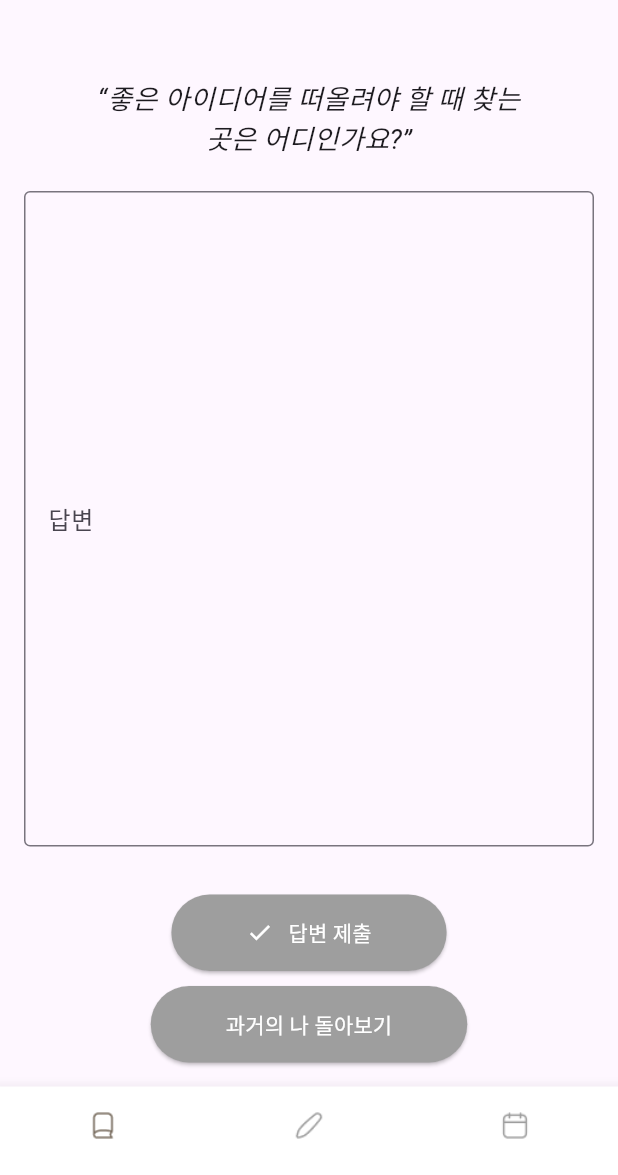
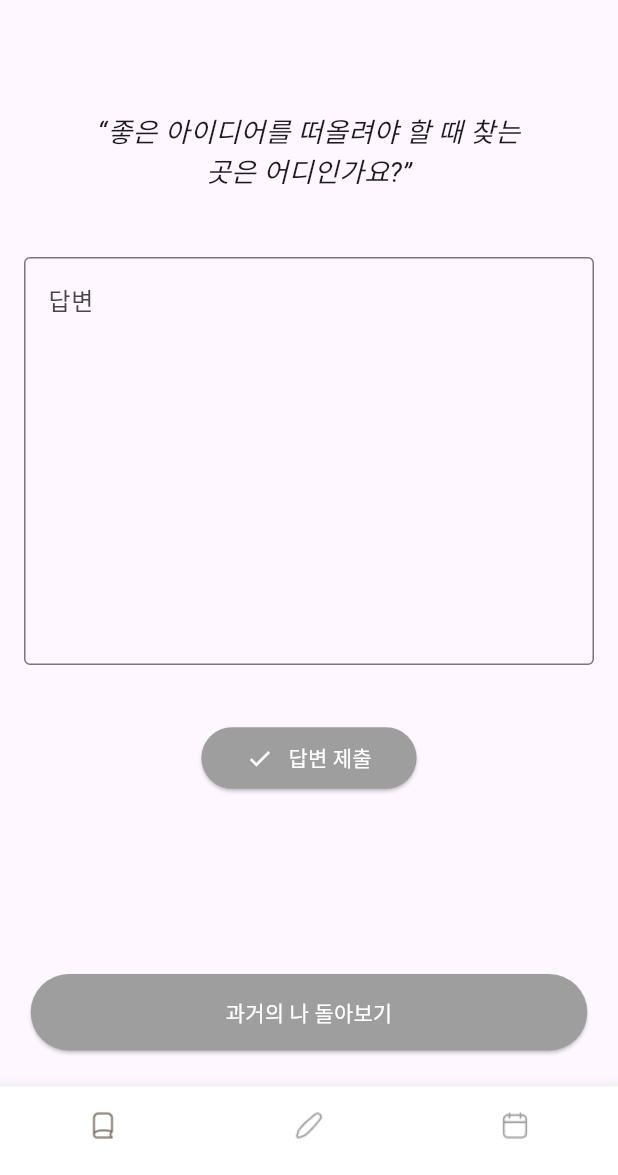
Before and after one commit to Dayoung331/madcamp_week4, a Flutter app: the screen it shows after launch, on a phone screen of 412 x 824 dp, the part 61-1236 px from its top. Run offline on Flutter 3.47's test engine with Material 3 defaults, Android fonts, the phone set to English and light mode, and no system bars; our stand-ins replace shared_preferences, table_calendar; Roboto replaces fonts that are missing (NotoSerifKR).

Commit message:
이것저것 수정

```diff
--- a/lib/main.dart
+++ b/lib/main.dart
@@ -2,6 +2,7 @@ import 'package:flutter/material.dart';
 import 'package:madcamp_week4/screens/question_screen.dart';
 import 'package:madcamp_week4/screens/diary_screen.dart';
 import 'package:madcamp_week4/screens/calendar_screen.dart';
+import 'package:intl/intl.dart';
 
 void main() {
   runApp(MyApp());
@@ -24,11 +25,12 @@ class MainScreen extends StatefulWidget {
 
 class _MainScreenState extends State<MainScreen> {
   int _selectedIndex = 0;
+  DateTime _selectedDate = DateTime.now();
 
   static List<Widget> _widgetOptions = <Widget>[
     QuestionScreen(),
-    DiaryScreen(),
-    CalendarScreen(),
+    DiaryScreen(selectedDay: DateTime.now()), // 임의의 초기 날짜로 초기화
+    // CalendarScreen() 호출 시 onDateSelected 전달 필요
   ];
 
   void _onItemTapped(int index) {
@@ -37,11 +39,21 @@ class _MainScreenState extends State<MainScreen> {
     });
   }
 
+  void _onDateSelected(DateTime selectedDate) {
+    setState(() {
+      _selectedDate = selectedDate;
+      _widgetOptions[1] = DiaryScreen(selectedDay: selectedDate);
+      _widgetOptions[0] = QuestionScreen(); // 선택된 날짜에 따라 다른 QuestionScreen 내용 업데이트 가능
+    });
+  }
+
   @override
   Widget build(BuildContext context) {
     return Scaffold(
       body: Center(
-        child: _widgetOptions.elementAt(_selectedIndex),
+        child: _selectedIndex == 2
+            ? CalendarScreen(onDateSelected: _onDateSelected)
+            : _widgetOptions.elementAt(_selectedIndex),
       ),
       bottomNavigationBar: BottomNavigationBar(
         items: <BottomNavigationBarItem>[
--- a/lib/screens/question_screen.dart
+++ b/lib/screens/question_screen.dart
@@ -1,9 +1,9 @@
+import 'package:flutter/material.dart';
+import 'package:shared_preferences/shared_preferences.dart';
 import 'dart:convert';
-import 'package:flutter/material.dart';
-import 'package:flutter/services.dart' show rootBundle;
+import 'past_answers_screen.dart';
 import 'package:intl/intl.dart';
-import 'package:shared_preferences/shared_preferences.dart';
-import 'past_answers_screen.dart';
+import 'package:flutter/services.dart';
 
 class QuestionScreen extends StatefulWidget {
   @override
@@ -100,6 +100,7 @@ class _QuestionScreenState extends State<QuestionScreen> {
           _isAnswerSubmitted = true;
         });
         print("Answer submitted: $answer for date: $dateKey");
+        _showSnackbar("답변이 제출되었습니다!"); // Snackbar 표시
       }
     }
   }
@@ -127,6 +128,7 @@ class _QuestionScreenState extends State<QuestionScreen> {
                 });
                 Navigator.of(context).pop();
                 print("Answer resubmitted: $newAnswer for date: $dateKey");
+                _showSnackbar("답변이 제출되었습니다!"); // Snackbar 표시
               },
               child: Text('예'),
             ),
@@ -134,6 +136,14 @@ class _QuestionScreenState extends State<QuestionScreen> {
         );
       },
     );
+  }
+
+  void _showSnackbar(String message) {
+    final snackBar = SnackBar(
+      content: Text(message),
+      duration: Duration(seconds: 1),
+    );
+    ScaffoldMessenger.of(context).showSnackBar(snackBar);
   }
 
   Future<void> _updateSubmittedStatus(String dateKey) async {
@@ -187,14 +197,15 @@ class _QuestionScreenState extends State<QuestionScreen> {
         ),
         centerTitle: true,
       ),
-      body: Padding(
+      body: SingleChildScrollView(
         padding: const EdgeInsets.all(16.0),
         child: Column(
-          crossAxisAlignment: CrossAxisAlignment.center,
+          mainAxisAlignment: MainAxisAlignment.start, // 상단 정렬
           children: [
             SizedBox(height: 20),
             Container(
               width: 300,
+              height: 100,
               alignment: Alignment.center,
               decoration: BoxDecoration(
                 color: Colors.transparent,
@@ -213,31 +224,27 @@ class _QuestionScreenState extends State<QuestionScreen> {
               ),
             ),
             SizedBox(height: 20),
-            Expanded(
+            SizedBox(
+              height: 300, // 고정된 높이 설정
               child: TextField(
                 controller: _answerController,
-                maxLines: null,
-                expands: true,
+                maxLines: 10,
                 decoration: InputDecoration(
                   border: OutlineInputBorder(),
                   hintText: '답변',
+                  hintStyle: TextStyle(
+                    fontFamily: 'NotoSerifKR',
+                  ),
                 ),
               ),
             ),
-          ],
-        ),
-      ),
-      bottomNavigationBar: Padding(
-        padding: const EdgeInsets.all(16.0),
-        child: Column(
-          mainAxisSize: MainAxisSize.min,
-          children: [
+            SizedBox(height: 10),
             ElevatedButton(
               onPressed: _submitAnswer,
               style: ElevatedButton.styleFrom(
                 foregroundColor: Colors.white,
                 backgroundColor: _isAnswerSubmitted ? Colors.green : Colors.grey,
-                padding: EdgeInsets.symmetric(horizontal: 50, vertical: 15),
+                padding: EdgeInsets.symmetric(horizontal: 30, vertical: 10), // 버튼 크기 조정
               ),
               child: Row(
                 mainAxisSize: MainAxisSize.min,
@@ -253,7 +260,7 @@ class _QuestionScreenState extends State<QuestionScreen> {
                 ],
               ),
             ),
-            SizedBox(height: 10),
+            SizedBox(height: 120), // 여기에 여백 추가
             ElevatedButton(
               onPressed: () async {
                 String dateKey = DateFormat('MMdd').format(_currentDate);
@@ -267,13 +274,15 @@ class _QuestionScreenState extends State<QuestionScreen> {
                   ),
                 );
                 if (shouldUpdate == true) {
+                  await _loadAnswers(); // 삭제 후 상태를 다시 로드
                   await _updateSubmittedStatus(dateKey);
                 }
               },
               style: ElevatedButton.styleFrom(
                 foregroundColor: Colors.white,
                 backgroundColor: Colors.grey,
-                padding: EdgeInsets.symmetric(horizontal: 50, vertical: 15),
+                padding: EdgeInsets.symmetric(horizontal: 130, vertical: 15),
+                minimumSize: Size(250, 50), // 버튼의 최소 크기 설정
               ),
               child: Text(
                 '과거의 나 돌아보기',
```
Also changed, not shown: lib/screens/calendar_screen.dart (+67 -41 lines), lib/screens/diary_screen.dart (+8 -45 lines), lib/screens/past_answers_screen.dart (+29 -2 lines), pubspec.lock.
